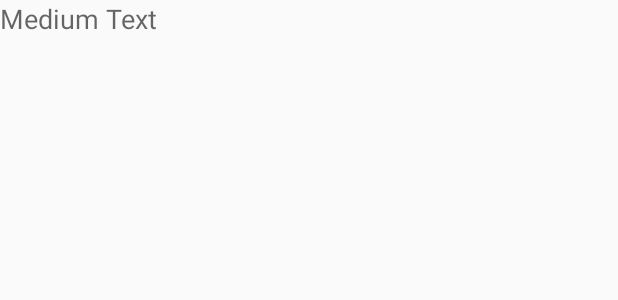
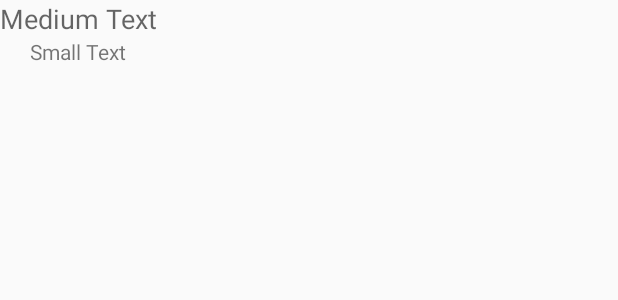
Before and after one commit to Nexen23/I_am_here, an Android app: the layout item_user.xml on its own in the app's theme, with its tools: preview values and no code run, on a phone screen of 412 x 824 dp. Shown: the top 300 px of the screen. Run offline under Robolectric (Android 15) with nearby library versions, the phone set to English and light mode, and no system bars.

Commit message:
Update item_user

```diff
--- a/app/src/main/java/alex/imhere/activity/provider/MainActivityProvider.java
+++ b/app/src/main/java/alex/imhere/activity/provider/MainActivityProvider.java
@@ -16,8 +16,10 @@ public class MainActivityProvider {
 
 	static {
 		// Add 3 sample items.
-		ITEMS.add(new User("User 1", new Date()));
-		ITEMS.add(new User("User 2", new Date()));
-		ITEMS.add(new User("User 3", new Date()));
+		Calendar calendar = Calendar.getInstance();
+		for (int i = 1; i < 16; ++i) {
+			calendar.add(Calendar.SECOND, 3);
+			ITEMS.add(new User(String.format("User %d", i), calendar.getTime()));
+		}
 	}
 }
--- a/app/src/main/java/alex/imhere/adapter/UsersListAdapter.java
+++ b/app/src/main/java/alex/imhere/adapter/UsersListAdapter.java
@@ -1,12 +1,14 @@
 package alex.imhere.adapter;
 
 import android.content.Context;
+import android.text.format.DateFormat;
 import android.view.LayoutInflater;
 import android.view.View;
 import android.view.ViewGroup;
 import android.widget.ArrayAdapter;
 import android.widget.TextView;
 
+import java.text.SimpleDateFormat;
 import java.util.List;
 
 import alex.imhere.R;
@@ -46,5 +48,9 @@ public class UsersListAdapter extends ArrayAdapter<User> {
 	{
 		TextView tv_name = (TextView) userView.findViewById(R.id.tv_name);
 		tv_name.setText(user.getName());
+
+		TextView tv_singed_in_date = (TextView) userView.findViewById(R.id.tv_singed_in_date);
+		SimpleDateFormat sdf = new SimpleDateFormat("HH:mm:ss (dd-MM-yyyy)");
+		tv_singed_in_date.setText(sdf.format(user.getSignedInDate()));
 	}
 }
--- a/app/src/main/res/layout/item_user.xml
+++ b/app/src/main/res/layout/item_user.xml
@@ -1,7 +1,11 @@
 <?xml version="1.0" encoding="utf-8"?>
-<RelativeLayout xmlns:android="http://schemas.android.com/apk/res/android"
-                android:layout_width="match_parent"
-                android:layout_height="match_parent">
+<LinearLayout xmlns:android="http://schemas.android.com/apk/res/android"
+                android:layout_width="wrap_content"
+                android:layout_height="wrap_content"
+                android:orientation="vertical"
+                android:gravity="center"
+                android:textAlignment="center"
+              android:weightSum="1">
 
     <TextView
         android:layout_width="wrap_content"
@@ -9,6 +13,18 @@
         android:textAppearance="?android:attr/textAppearanceMedium"
         android:text="Medium Text"
         android:id="@+id/tv_name"
-        android:layout_alignParentTop="true"
-        android:layout_alignParentStart="true"/>
-</RelativeLayout>
+        android:layout_centerVertical="true"
+        android:layout_centerHorizontal="true"
+        android:layout_gravity="center_horizontal"/>
+
+    <TextView
+        android:layout_width="wrap_content"
+        android:layout_height="match_parent"
+        android:textAppearance="?android:attr/textAppearanceSmall"
+        android:text="Small Text"
+        android:id="@+id/tv_singed_in_date"
+        android:layout_above="@+id/tv_name"
+        android:layout_centerHorizontal="true"
+        android:layout_gravity="center_horizontal"
+        android:layout_marginBottom="10dp"/>
+</LinearLayout>
```
